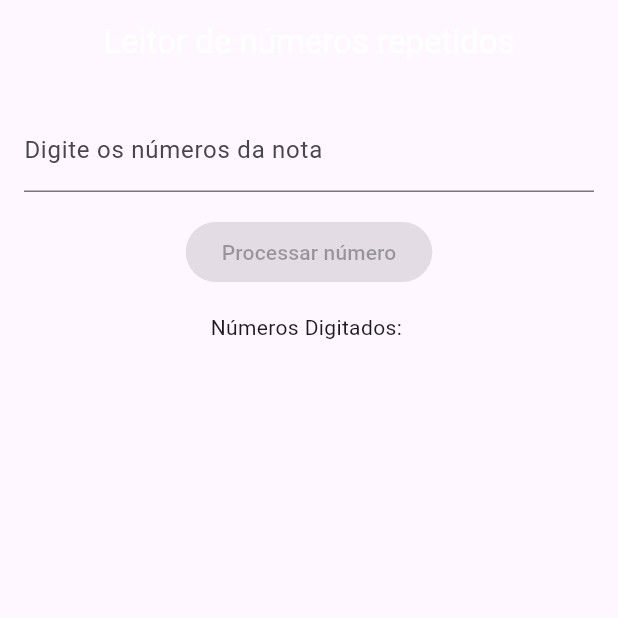
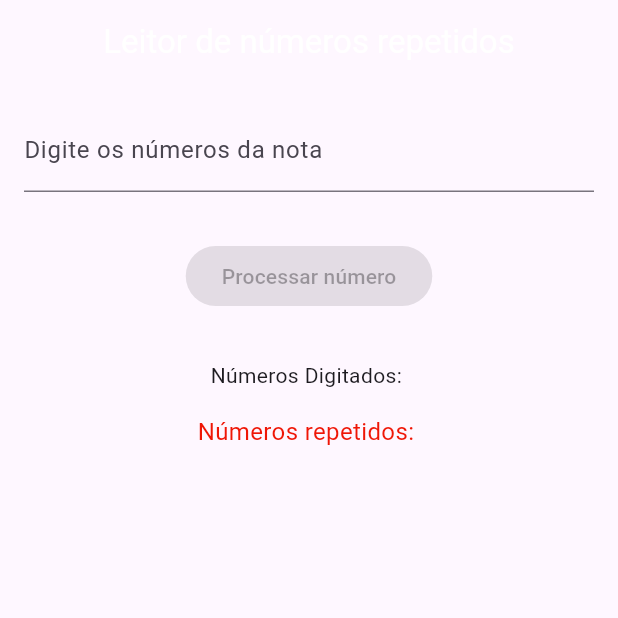
Before and after one commit to WagnerTerry/Leitor-Codigo-Barra, a Flutter app: the screen it shows after launch, on a phone screen of 412 x 824 dp, the top half of it. Run offline on Flutter 3.47's test engine with Material 3 defaults, Android fonts, the phone set to English and light mode, and no system bars.

Commit message:
feat: contabilizando números repetidos

```diff
--- a/lib/screen/home_screen.dart
+++ b/lib/screen/home_screen.dart
@@ -11,6 +11,7 @@ class _HomeScreenState extends State<HomeScreen> {
   final TextEditingController _numeroController = TextEditingController();
   final DisposeHandler disposeHandler = DisposeHandler();
   List<String> numerosDigitados = [];
+  Map<String, int> numerosRepetidos = {};
   bool isButtonDisabled = true;
 
   void _ordenarNumero() {
@@ -33,9 +34,29 @@ class _HomeScreenState extends State<HomeScreen> {
         // Se a lista estiver vazia, adiciona o número ordenado
         numerosDigitados.add(numeroOrdenado);
       }
+
+      // Atualizar o mapa de números repetidos
+      _contarOcorrencias(numeroOrdenado);
     });
 
     print(numerosDigitados);
+    print(numerosRepetidos);
+  }
+
+  void _contarOcorrencias(String numeroOrdenado) {
+    // Limpar o mapa antes de contar as ocorrências
+    numerosRepetidos.clear();
+
+    for (int i = 0; i < numeroOrdenado.length; i++) {
+      String digito = numeroOrdenado[i];
+      numerosRepetidos.update(digito, (value) => value + 1, ifAbsent: () => 1);
+    }
+  }
+
+  String _formatNumerosRepetidos() {
+    return numerosRepetidos.entries
+        .map((entry) => '${entry.key} -> repetiu ${entry.value} vezes\n')
+        .join("");
   }
 
   @override
@@ -64,7 +85,7 @@ class _HomeScreenState extends State<HomeScreen> {
                 decoration: const InputDecoration(
                     labelText: 'Digite os números da nota'),
               ),
-              const SizedBox(height: 16.0),
+              const SizedBox(height: 32),
               ElevatedButton(
                   onPressed: isButtonDisabled
                       ? null
@@ -72,8 +93,14 @@ class _HomeScreenState extends State<HomeScreen> {
                           _ordenarNumero();
                         },
                   child: const Text('Processar número')),
+              const SizedBox(height: 32),
+              Text("Números Digitados: ${numerosDigitados.join(", ")}"),
               const SizedBox(height: 16),
-              Text("Números Digitados: ${numerosDigitados.join(", ")}")
+              Text(
+                "Números repetidos: \n${_formatNumerosRepetidos()}",
+                style: const TextStyle(
+                    fontSize: 16, color: Color.fromARGB(255, 239, 22, 6)),
+              )
             ],
           ),
         ));
```
